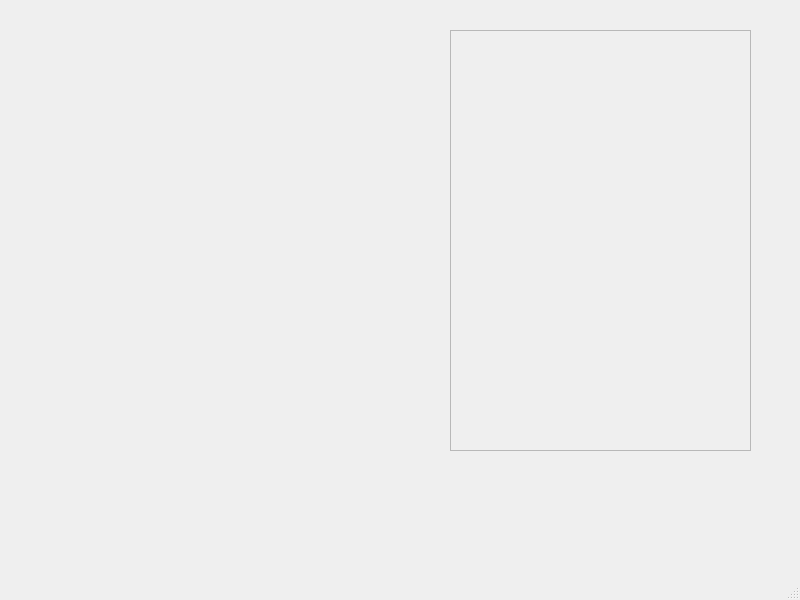
Old version of the form mainwindow.ui in the repository JoseHumire/ChessGame.
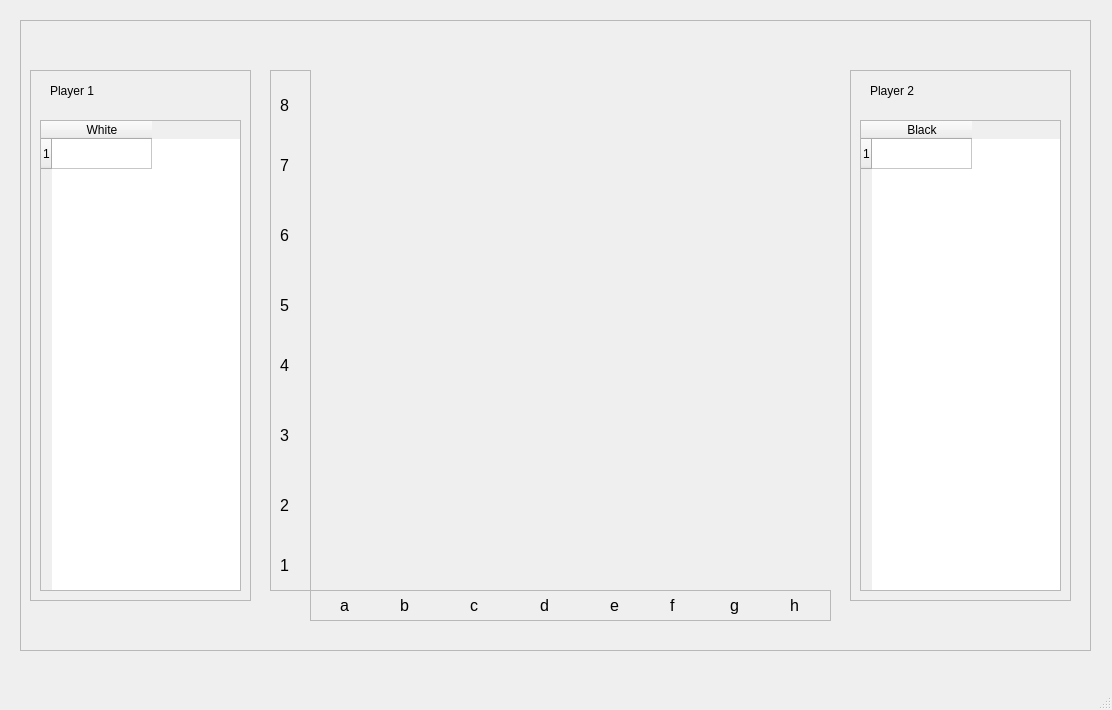
New version of the form. Custom widgets are drawn as their Qt base class.

What changed in the file:
```diff
--- a/mainwindow.ui
+++ b/mainwindow.ui
@@ -6,8 +6,8 @@
    <rect>
     <x>0</x>
     <y>0</y>
-    <width>800</width>
-    <height>600</height>
+    <width>1112</width>
+    <height>710</height>
    </rect>
   </property>
   <property name="windowTitle">
@@ -17,23 +17,13 @@
    <bool>false</bool>
   </property>
   <widget class="QWidget" name="centralwidget">
-   <widget class="Board" name="widget" native="true">
+   <widget class="QFrame" name="frame_5">
     <property name="geometry">
      <rect>
-      <x>30</x>
-      <y>30</y>
-      <width>421</width>
-      <height>421</height>
-     </rect>
-    </property>
-   </widget>
-   <widget class="QFrame" name="frame">
-    <property name="geometry">
-     <rect>
-      <x>450</x>
-      <y>30</y>
-      <width>301</width>
-      <height>421</height>
+      <x>20</x>
+      <y>20</y>
+      <width>1071</width>
+      <height>631</height>
      </rect>
     </property>
     <property name="frameShape">
@@ -42,6 +32,450 @@
     <property name="frameShadow">
      <enum>QFrame::Raised</enum>
     </property>
+    <widget class="QFrame" name="frame_2">
+     <property name="geometry">
+      <rect>
+       <x>10</x>
+       <y>50</y>
+       <width>221</width>
+       <height>531</height>
+      </rect>
+     </property>
+     <property name="frameShape">
+      <enum>QFrame::StyledPanel</enum>
+     </property>
+     <property name="frameShadow">
+      <enum>QFrame::Raised</enum>
+     </property>
+     <widget class="QLabel" name="label_3">
+      <property name="geometry">
+       <rect>
+        <x>20</x>
+        <y>10</y>
+        <width>71</width>
+        <height>21</height>
+       </rect>
+      </property>
+      <property name="text">
+       <string>Player 1</string>
+      </property>
+     </widget>
+     <widget class="QTableWidget" name="tableWidget">
+      <property name="geometry">
+       <rect>
+        <x>10</x>
+        <y>50</y>
+        <width>201</width>
+        <height>471</height>
+       </rect>
+      </property>
+      <row>
+       <property name="text">
+        <string>1</string>
+       </property>
+      </row>
+      <column>
+       <property name="text">
+        <string>White</string>
+       </property>
+      </column>
+     </widget>
+    </widget>
+    <widget class="QFrame" name="frame">
+     <property name="geometry">
+      <rect>
+       <x>830</x>
+       <y>50</y>
+       <width>221</width>
+       <height>531</height>
+      </rect>
+     </property>
+     <property name="frameShape">
+      <enum>QFrame::StyledPanel</enum>
+     </property>
+     <property name="frameShadow">
+      <enum>QFrame::Raised</enum>
+     </property>
+     <widget class="QLabel" name="label">
+      <property name="geometry">
+       <rect>
+        <x>20</x>
+        <y>10</y>
+        <width>71</width>
+        <height>21</height>
+       </rect>
+      </property>
+      <property name="text">
+       <string>Player 2</string>
+      </property>
+     </widget>
+     <widget class="QTableWidget" name="tableWidget_2">
+      <property name="geometry">
+       <rect>
+        <x>10</x>
+        <y>50</y>
+        <width>201</width>
+        <height>471</height>
+       </rect>
+      </property>
+      <row>
+       <property name="text">
+        <string>1</string>
+       </property>
+      </row>
+      <column>
+       <property name="text">
+        <string>Black</string>
+       </property>
+      </column>
+     </widget>
+    </widget>
+    <widget class="QFrame" name="frame_4">
+     <property name="geometry">
+      <rect>
+       <x>250</x>
+       <y>50</y>
+       <width>41</width>
+       <height>521</height>
+      </rect>
+     </property>
+     <property name="frameShape">
+      <enum>QFrame::StyledPanel</enum>
+     </property>
+     <property name="frameShadow">
+      <enum>QFrame::Raised</enum>
+     </property>
+     <widget class="QLabel" name="label_20">
+      <property name="geometry">
+       <rect>
+        <x>10</x>
+        <y>80</y>
+        <width>21</width>
+        <height>31</height>
+       </rect>
+      </property>
+      <property name="text">
+       <string>&lt;html&gt;&lt;head/&gt;&lt;body&gt;&lt;p&gt;&lt;span style=&quot; font-size:12pt;&quot;&gt;7&lt;/span&gt;&lt;/p&gt;&lt;/body&gt;&lt;/html&gt;</string>
+      </property>
+      <property name="textFormat">
+       <enum>Qt::AutoText</enum>
+      </property>
+      <property name="scaledContents">
+       <bool>true</bool>
+      </property>
+     </widget>
+     <widget class="QLabel" name="label_13">
+      <property name="geometry">
+       <rect>
+        <x>10</x>
+        <y>20</y>
+        <width>21</width>
+        <height>31</height>
+       </rect>
+      </property>
+      <property name="text">
+       <string>&lt;html&gt;&lt;head/&gt;&lt;body&gt;&lt;p&gt;&lt;span style=&quot; font-size:12pt;&quot;&gt;8&lt;/span&gt;&lt;/p&gt;&lt;/body&gt;&lt;/html&gt;</string>
+      </property>
+      <property name="textFormat">
+       <enum>Qt::AutoText</enum>
+      </property>
+      <property name="scaledContents">
+       <bool>true</bool>
+      </property>
+     </widget>
+     <widget class="QLabel" name="label_16">
+      <property name="geometry">
+       <rect>
+        <x>10</x>
+        <y>280</y>
+        <width>21</width>
+        <height>31</height>
+       </rect>
+      </property>
+      <property name="text">
+       <string>&lt;html&gt;&lt;head/&gt;&lt;body&gt;&lt;p&gt;&lt;span style=&quot; font-size:12pt;&quot;&gt;4&lt;/span&gt;&lt;/p&gt;&lt;/body&gt;&lt;/html&gt;</string>
+      </property>
+      <property name="textFormat">
+       <enum>Qt::AutoText</enum>
+      </property>
+      <property name="scaledContents">
+       <bool>true</bool>
+      </property>
+     </widget>
+     <widget class="QLabel" name="label_17">
+      <property name="geometry">
+       <rect>
+        <x>10</x>
+        <y>350</y>
+        <width>21</width>
+        <height>31</height>
+       </rect>
+      </property>
+      <property name="text">
+       <string>&lt;html&gt;&lt;head/&gt;&lt;body&gt;&lt;p&gt;&lt;span style=&quot; font-size:12pt;&quot;&gt;3&lt;/span&gt;&lt;/p&gt;&lt;/body&gt;&lt;/html&gt;</string>
+      </property>
+      <property name="textFormat">
+       <enum>Qt::AutoText</enum>
+      </property>
+      <property name="scaledContents">
+       <bool>true</bool>
+      </property>
+     </widget>
+     <widget class="QLabel" name="label_19">
+      <property name="geometry">
+       <rect>
+        <x>10</x>
+        <y>480</y>
+        <width>21</width>
+        <height>31</height>
+       </rect>
+      </property>
+      <property name="text">
+       <string>&lt;html&gt;&lt;head/&gt;&lt;body&gt;&lt;p&gt;&lt;span style=&quot; font-size:12pt;&quot;&gt;1&lt;/span&gt;&lt;/p&gt;&lt;/body&gt;&lt;/html&gt;</string>
+      </property>
+      <property name="textFormat">
+       <enum>Qt::AutoText</enum>
+      </property>
+      <property name="scaledContents">
+       <bool>true</bool>
+      </property>
+     </widget>
+     <widget class="QLabel" name="label_14">
+      <property name="geometry">
+       <rect>
+        <x>10</x>
+        <y>150</y>
+        <width>21</width>
+        <height>31</height>
+       </rect>
+      </property>
+      <property name="text">
+       <string>&lt;html&gt;&lt;head/&gt;&lt;body&gt;&lt;p&gt;&lt;span style=&quot; font-size:12pt;&quot;&gt;6&lt;/span&gt;&lt;/p&gt;&lt;/body&gt;&lt;/html&gt;</string>
+      </property>
+      <property name="textFormat">
+       <enum>Qt::AutoText</enum>
+      </property>
+      <property name="scaledContents">
+       <bool>true</bool>
+      </property>
+     </widget>
+     <widget class="QLabel" name="label_18">
+      <property name="geometry">
+       <rect>
+        <x>10</x>
+        <y>420</y>
+        <width>21</width>
+        <height>31</height>
+       </rect>
+      </property>
+      <property name="text">
+       <string>&lt;html&gt;&lt;head/&gt;&lt;body&gt;&lt;p&gt;&lt;span style=&quot; font-size:12pt;&quot;&gt;2&lt;/span&gt;&lt;/p&gt;&lt;/body&gt;&lt;/html&gt;</string>
+      </property>
+      <property name="textFormat">
+       <enum>Qt::AutoText</enum>
+      </property>
+      <property name="scaledContents">
+       <bool>true</bool>
+      </property>
+     </widget>
+     <widget class="QLabel" name="label_15">
+      <property name="geometry">
+       <rect>
+        <x>10</x>
+        <y>220</y>
+        <width>21</width>
+        <height>31</height>
+       </rect>
+      </property>
+      <property name="text">
+       <string>&lt;html&gt;&lt;head/&gt;&lt;body&gt;&lt;p&gt;&lt;span style=&quot; font-size:12pt;&quot;&gt;5&lt;/span&gt;&lt;/p&gt;&lt;/body&gt;&lt;/html&gt;</string>
+      </property>
+      <property name="textFormat">
+       <enum>Qt::AutoText</enum>
+      </property>
+      <property name="scaledContents">
+       <bool>true</bool>
+      </property>
+     </widget>
+    </widget>
+    <widget class="QFrame" name="frame_3">
+     <property name="geometry">
+      <rect>
+       <x>290</x>
+       <y>570</y>
+       <width>521</width>
+       <height>31</height>
+      </rect>
+     </property>
+     <property name="frameShape">
+      <enum>QFrame::StyledPanel</enum>
+     </property>
+     <property name="frameShadow">
+      <enum>QFrame::Raised</enum>
+     </property>
+     <widget class="QLabel" name="label_5">
+      <property name="geometry">
+       <rect>
+        <x>30</x>
+        <y>0</y>
+        <width>21</width>
+        <height>31</height>
+       </rect>
+      </property>
+      <property name="text">
+       <string>&lt;html&gt;&lt;head/&gt;&lt;body&gt;&lt;p&gt;&lt;span style=&quot; font-size:12pt;&quot;&gt;a&lt;/span&gt;&lt;/p&gt;&lt;/body&gt;&lt;/html&gt;</string>
+      </property>
+      <property name="textFormat">
+       <enum>Qt::AutoText</enum>
+      </property>
+      <property name="scaledContents">
+       <bool>true</bool>
+      </property>
+     </widget>
+     <widget class="QLabel" name="label_6">
+      <property name="geometry">
+       <rect>
+        <x>90</x>
+        <y>0</y>
+        <width>21</width>
+        <height>31</height>
+       </rect>
+      </property>
+      <property name="text">
+       <string>&lt;html&gt;&lt;head/&gt;&lt;body&gt;&lt;p&gt;&lt;span style=&quot; font-size:12pt;&quot;&gt;b&lt;/span&gt;&lt;/p&gt;&lt;/body&gt;&lt;/html&gt;</string>
+      </property>
+      <property name="textFormat">
+       <enum>Qt::AutoText</enum>
+      </property>
+      <property name="scaledContents">
+       <bool>true</bool>
+      </property>
+     </widget>
+     <widget class="QLabel" name="label_7">
+      <property name="geometry">
+       <rect>
+        <x>160</x>
+        <y>0</y>
+        <width>21</width>
+        <height>31</height>
+       </rect>
+      </property>
+      <property name="text">
+       <string>&lt;html&gt;&lt;head/&gt;&lt;body&gt;&lt;p&gt;&lt;span style=&quot; font-size:12pt;&quot;&gt;c&lt;/span&gt;&lt;/p&gt;&lt;/body&gt;&lt;/html&gt;</string>
+      </property>
+      <property name="textFormat">
+       <enum>Qt::AutoText</enum>
+      </property>
+      <property name="scaledContents">
+       <bool>true</bool>
+      </property>
+     </widget>
+     <widget class="QLabel" name="label_8">
+      <property name="geometry">
+       <rect>
+        <x>230</x>
+        <y>0</y>
+        <width>21</width>
+        <height>31</height>
+       </rect>
+      </property>
+      <property name="text">
+       <string>&lt;html&gt;&lt;head/&gt;&lt;body&gt;&lt;p&gt;&lt;span style=&quot; font-size:12pt;&quot;&gt;d&lt;/span&gt;&lt;/p&gt;&lt;/body&gt;&lt;/html&gt;</string>
+      </property>
+      <property name="textFormat">
+       <enum>Qt::AutoText</enum>
+      </property>
+      <property name="scaledContents">
+       <bool>true</bool>
+      </property>
+     </widget>
+     <widget class="QLabel" name="label_9">
+      <property name="geometry">
+       <rect>
+        <x>300</x>
+        <y>0</y>
+        <width>21</width>
+        <height>31</height>
+       </rect>
+      </property>
+      <property name="text">
+       <string>&lt;html&gt;&lt;head/&gt;&lt;body&gt;&lt;p&gt;&lt;span style=&quot; font-size:12pt;&quot;&gt;e&lt;/span&gt;&lt;/p&gt;&lt;/body&gt;&lt;/html&gt;</string>
+      </property>
+      <property name="textFormat">
+       <enum>Qt::AutoText</enum>
+      </property>
+      <property name="scaledContents">
+       <bool>true</bool>
+      </property>
+     </widget>
+     <widget class="QLabel" name="label_10">
+      <property name="geometry">
+       <rect>
+        <x>360</x>
+        <y>0</y>
+        <width>21</width>
+        <height>31</height>
+       </rect>
+      </property>
+      <property name="text">
+       <string>&lt;html&gt;&lt;head/&gt;&lt;body&gt;&lt;p&gt;&lt;span style=&quot; font-size:12pt;&quot;&gt;f&lt;/span&gt;&lt;/p&gt;&lt;/body&gt;&lt;/html&gt;</string>
+      </property>
+      <property name="textFormat">
+       <enum>Qt::AutoText</enum>
+      </property>
+      <property name="scaledContents">
+       <bool>true</bool>
+      </property>
+     </widget>
+     <widget class="QLabel" name="label_11">
+      <property name="geometry">
+       <rect>
+        <x>420</x>
+        <y>0</y>
+        <width>21</width>
+        <height>31</height>
+       </rect>
+      </property>
+      <property name="text">
+       <string>&lt;html&gt;&lt;head/&gt;&lt;body&gt;&lt;p&gt;&lt;span style=&quot; font-size:12pt;&quot;&gt;g&lt;/span&gt;&lt;/p&gt;&lt;/body&gt;&lt;/html&gt;</string>
+      </property>
+      <property name="textFormat">
+       <enum>Qt::AutoText</enum>
+      </property>
+      <property name="scaledContents">
+       <bool>true</bool>
+      </property>
+     </widget>
+     <widget class="QLabel" name="label_12">
+      <property name="geometry">
+       <rect>
+        <x>480</x>
+        <y>0</y>
+        <width>21</width>
+        <height>31</height>
+       </rect>
+      </property>
+      <property name="text">
+       <string>&lt;html&gt;&lt;head/&gt;&lt;body&gt;&lt;p&gt;&lt;span style=&quot; font-size:12pt;&quot;&gt;h&lt;/span&gt;&lt;/p&gt;&lt;/body&gt;&lt;/html&gt;</string>
+      </property>
+      <property name="textFormat">
+       <enum>Qt::AutoText</enum>
+      </property>
+      <property name="scaledContents">
+       <bool>true</bool>
+      </property>
+     </widget>
+    </widget>
+    <widget class="Board" name="widget" native="true">
+     <property name="geometry">
+      <rect>
+       <x>290</x>
+       <y>50</y>
+       <width>521</width>
+       <height>521</height>
+      </rect>
+     </property>
+    </widget>
    </widget>
   </widget>
   <widget class="QMenuBar" name="menubar">
```
Left out of the diff: 4 changed lines with no effect on the pictures.
